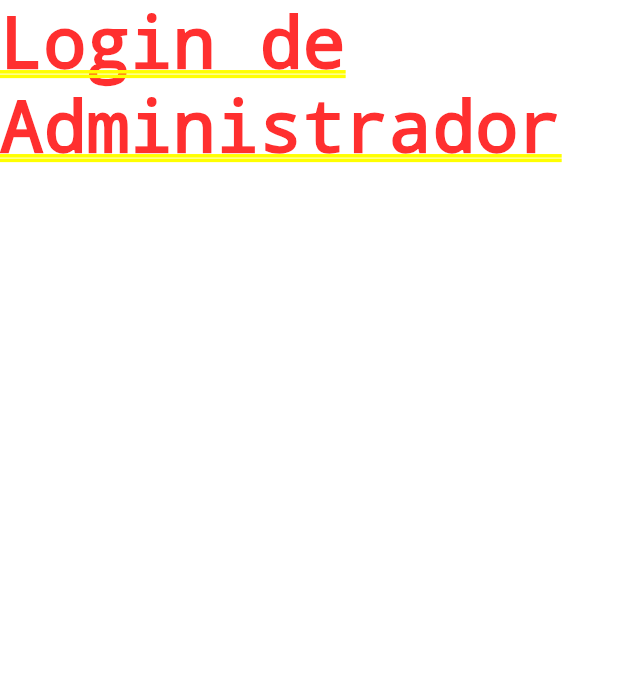
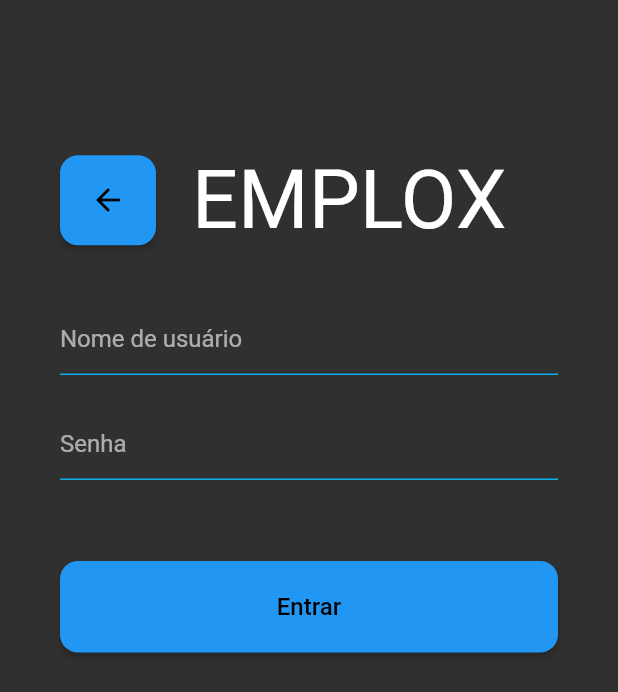
Before and after one commit to JacksonMonteiro/emplox, a Flutter app: the screen it shows after launch, after a tap on "Login", on a phone screen of 412 x 824 dp. Shown: the top 692 px of the screen. Run offline on Flutter 3.47's test engine with Material 2 defaults, Android fonts, the phone set to English and light mode, and no system bars; our stand-ins replace dio; Roboto replaces fonts that are missing (Tomorrow).

Commit message:
admin login screen visual

```diff
--- /dev/null
+++ b/lib/src/components/form_input.dart
@@ -0,0 +1,22 @@
+import 'package:flutter/material.dart';
+
+class FormInput extends StatelessWidget {
+  const FormInput({Key? key, required this.placeholder}) : super(key: key);
+
+  final String placeholder;
+
+  @override
+  Widget build(BuildContext context) {
+    return SizedBox(
+      width: MediaQuery.of(context).size.width,
+      child: TextField(
+        decoration: InputDecoration(
+            hintText: placeholder,
+            enabledBorder: UnderlineInputBorder(
+                borderSide: BorderSide(color: Color(0xFF07B0E5))),
+            focusedBorder: UnderlineInputBorder(
+                borderSide: BorderSide(color: Color(0xFF07b0e5)))),
+      ),
+    );
+  }
+}
--- /dev/null
+++ b/lib/src/components/return_button.dart
@@ -0,0 +1,22 @@
+import 'package:flutter/material.dart';
+
+class ReturnButton extends StatelessWidget {
+  const ReturnButton({Key? key}) : super(key: key);
+
+  @override
+  Widget build(BuildContext context) {
+    return ElevatedButton(
+      onPressed: () {
+        Navigator.of(context).pushReplacementNamed('/');
+      },
+      style: ButtonStyle(
+        shape: MaterialStateProperty.all<RoundedRectangleBorder>(
+            RoundedRectangleBorder(
+                borderRadius: BorderRadius.all(Radius.circular(12)))),
+      ),
+      child: Padding(
+          padding: EdgeInsets.only(top: 18, bottom: 18),
+          child: Icon(Icons.arrow_back, color: Colors.black)),
+    );
+  }
+}
--- /dev/null
+++ b/lib/src/components/standart_button.dart
@@ -0,0 +1,29 @@
+import 'package:flutter/material.dart';
+
+class StandartButton extends StatelessWidget {
+  const StandartButton({Key? key, required this.route}) : super(key: key);
+  final String route;
+
+  @override
+  Widget build(BuildContext context) {
+    return ElevatedButton(
+      onPressed: () {
+        Navigator.of(context).pushNamed(route);
+      },
+      child: SizedBox(
+        width: MediaQuery.of(context).size.width,
+        child: Padding(
+          padding: const EdgeInsets.only(top: 21, bottom: 21),
+          child: Text('Entrar',
+              textAlign: TextAlign.center,
+              style: TextStyle(fontSize: 16, color: Colors.black)),
+        ),
+      ),
+      style: ButtonStyle(
+          shape: MaterialStateProperty.all<RoundedRectangleBorder>(
+              RoundedRectangleBorder(
+        borderRadius: BorderRadius.all(Radius.circular(12)),
+      ))),
+    );
+  }
+}
--- a/lib/src/views/admin_login_screen.dart
+++ b/lib/src/views/admin_login_screen.dart
@@ -1,3 +1,6 @@
+import 'package:emplox/src/components/form_input.dart';
+import 'package:emplox/src/components/return_button.dart';
+import 'package:emplox/src/components/standart_button.dart';
 import 'package:flutter/material.dart';
 
 class AdminLoginScreen extends StatelessWidget {
@@ -5,8 +8,41 @@ class AdminLoginScreen extends StatelessWidget {
 
   @override
   Widget build(BuildContext context) {
-    return Container(
-      child: Text('Login de Administrador'),
+    return Scaffold(
+      body: SizedBox(
+        width: MediaQuery.of(context).size.width,
+        height: MediaQuery.of(context).size.height,
+        child: Padding(
+          padding: EdgeInsets.only(top: 102, bottom: 126, left: 40, right: 40),
+          child: Column(
+            children: [
+              Padding(
+                padding: const EdgeInsets.only(bottom: 37),
+                child: Row(
+                  children: [
+                    ReturnButton(),
+                    Padding(
+                      padding: const EdgeInsets.only(left: 24),
+                      child: Text('EMPLOX', style: TextStyle(fontSize: 54)),
+                    ),
+                  ],
+                ),
+              ),
+              Padding(
+                padding: const EdgeInsets.only(bottom: 22),
+                child: FormInput(placeholder: 'Nome de usuário'),
+              ),
+              Padding(
+                padding: const EdgeInsets.only(bottom: 54),
+                child: FormInput(placeholder: 'Senha'),
+              ),
+              StandartButton(
+                route: '/',
+              ),
+            ],
+          ),
+        ),
+      ),
     );
   }
 }
```
